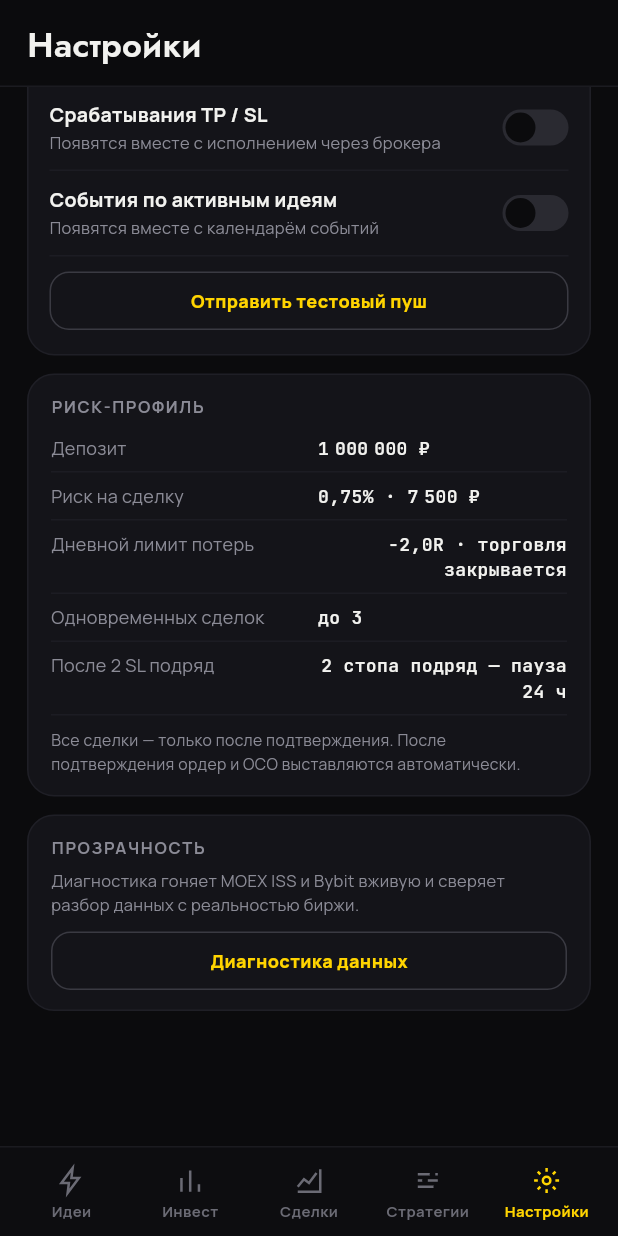
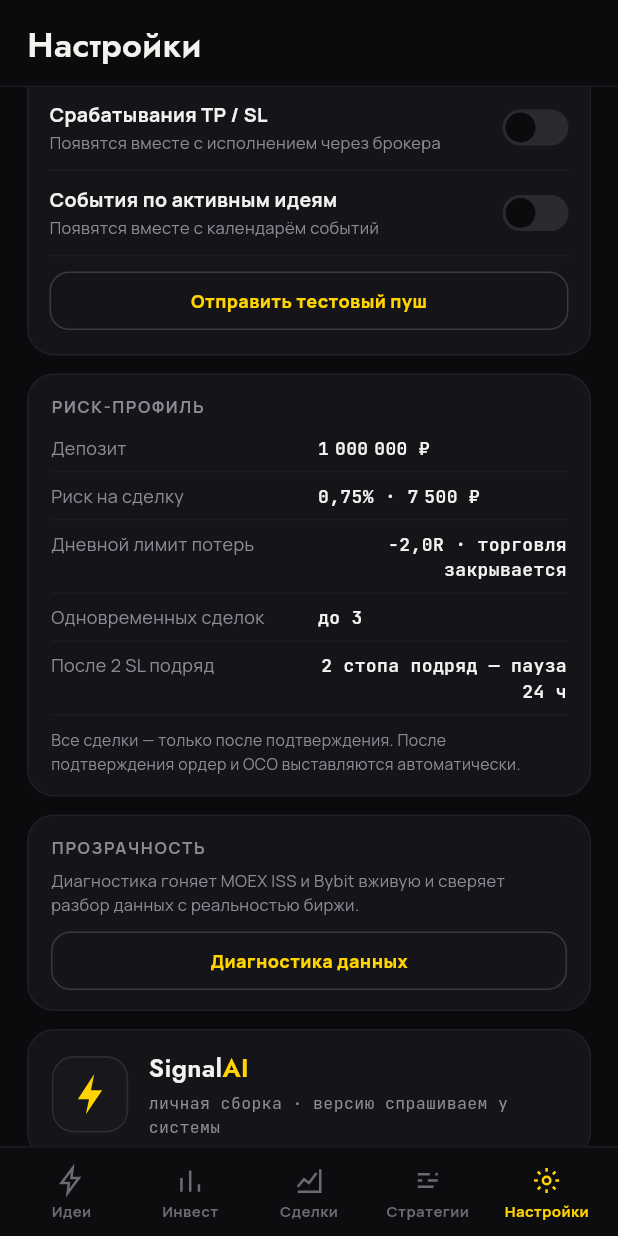
Before and after one commit to compas-psy/signalAI-mobileApp, a Flutter app: the screen it shows after launch, item 5 of the bottom bar chosen, scrolled down 1790 dp, on a phone screen of 412 x 824 dp. Run offline on Flutter 3.47's test engine with Material 3 defaults, Android fonts, the phone set to English and light mode, and no system bars; network calls fail.

Commit message:
Знак вместо белой вспышки, честная версия сборки, шит 440
Окно старта было белым: тема в приложении единственная и тёмная, и вспышка
перед первым кадром читалась как сбой. Теперь фон окна — #0B0B0D, по центру
та же молния, что на иконке; заставка приложения тоже показывает знак.

Карточка «О приложении» спрашивает версию у системы через канал, а не
печатает строку из кода: при разборе «что за сборка стоит на устройстве»
она должна совпадать с настройками Android, иначе бесполезна.

Шит подтверждения на планшете сузился до 440 по макету.

Co-Authored-By: Claude Opus 5 <noreply@anthropic.com>
Claude-Session: https://claude.ai/code/session_01UPp3gCuVo3LLjH2jr5YaGn

```diff
--- a/lib/ui/screens/settings_screen.dart
+++ b/lib/ui/screens/settings_screen.dart
@@ -8,9 +8,11 @@ import '../../theme/typography.dart';
 import '../../domain/broker/broker.dart';
 import '../../monitor/background_mode.dart';
 import '../layout.dart';
+import '../../data/native_bridge.dart';
 import '../widgets/broker_keys_sheet.dart';
 import '../widgets/common.dart';
 import '../widgets/risk_edit_sheet.dart';
+import '../widgets/vector_icon.dart';
 import 'diagnostics_screen.dart';
 import 'trading_diagnostics_screen.dart';
 
@@ -130,6 +132,7 @@ class SettingsScreen extends StatelessWidget {
                   ],
                 ),
               ),
+              const _AboutCard(),
               ]),
             ],
           ),
@@ -755,3 +758,60 @@ class _RiskCard extends StatelessWidget {
     );
   }
 }
+
+/// «О приложении»: знак, имя и версия установленной сборки.
+///
+/// Версия спрашивается у системы, а не пишется в коде: при разборе «что за
+/// сборка стоит на устройстве» строка из интерфейса должна совпадать со
+/// строкой из настроек Android, иначе она только запутывает.
+class _AboutCard extends StatefulWidget {
+  const _AboutCard();
+
+  @override
+  State<_AboutCard> createState() => _AboutCardState();
+}
+
+class _AboutCardState extends State<_AboutCard> {
+  String? _version;
+
+  @override
+  void initState() {
+    super.initState();
+    const NativeBridge().appVersion().then((value) {
+      if (mounted) setState(() => _version = value);
+    });
+  }
+
+  @override
+  Widget build(BuildContext context) => SectionCard(
+        child: Row(
+          children: [
+            const BrandMark(size: 52),
+            const SizedBox(width: 13),
+            Expanded(
+              child: Column(
+                crossAxisAlignment: CrossAxisAlignment.start,
+                children: [
+                  Text.rich(
+                    TextSpan(
+                      text: 'Signal',
+                      style: T.jost(17),
+                      children: [
+                        TextSpan(text: 'AI', style: T.jost(17, color: C.accent)),
+                      ],
+                    ),
+                  ),
+                  const SizedBox(height: 3),
+                  Text(
+                    _version == null
+                        ? 'личная сборка · версию спрашиваем у системы'
+                        : 'версия $_version · личная сборка',
+                    style: T.mono(11, color: C.muted),
+                  ),
+                ],
+              ),
+            ),
+          ],
+        ),
+      );
+}
```
Also changed, not shown: lib/data/native_bridge.dart (+11 -0 lines), lib/ui/app_shell.dart (+18 -8 lines), 6 other files.
